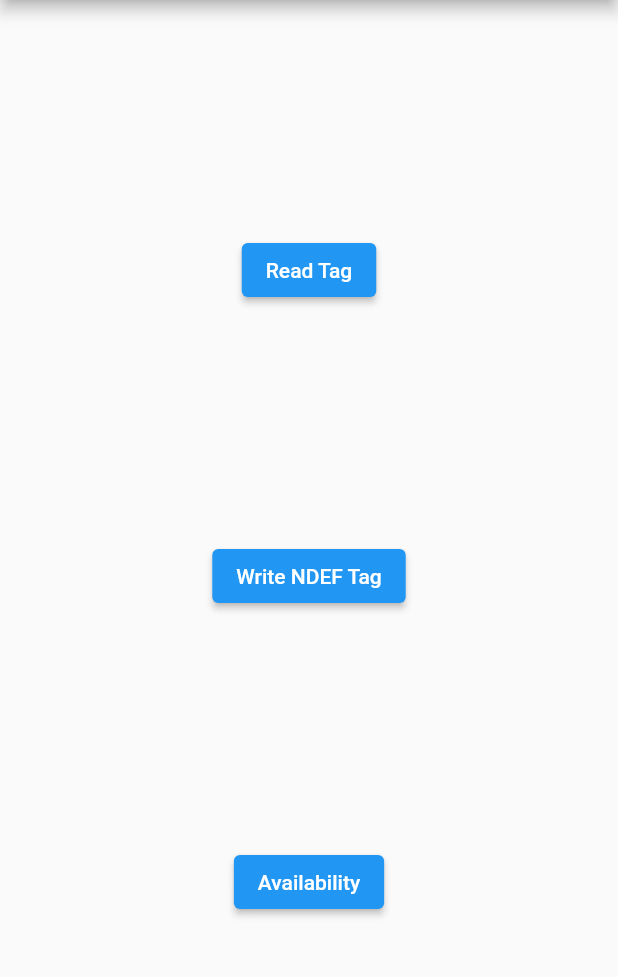
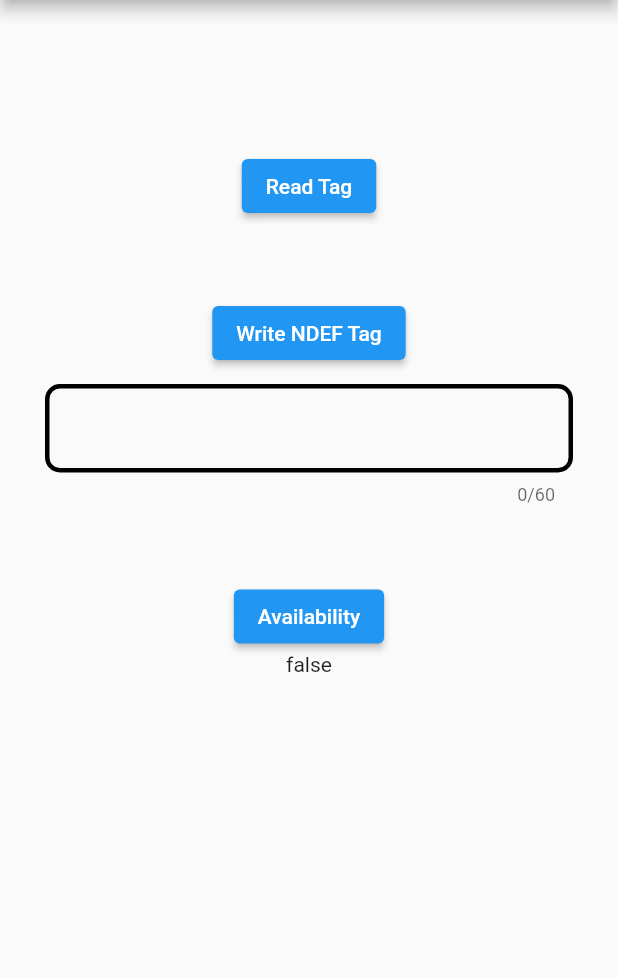
Before and after one commit to somethingdevs/nfc_test, a Flutter app: the screen it shows after launch, after a tap on "Write NDEF Tag", on a phone screen of 412 x 824 dp, the part 84-1061 px from its top. Run offline on Flutter 3.47's test engine with Material 2 defaults, Android fonts, the phone set to English and light mode, and no system bars; missing offline and left inert: nfc_manager.

Commit message:
Update main.dart
almost done

```diff
--- a/lib/main.dart
+++ b/lib/main.dart
@@ -2,6 +2,11 @@ import 'package:flutter/material.dart';
 import 'package:nfc_manager/nfc_manager.dart';
 
 var result;
+var tech;
+String messages = '';
+String ndefPayload = '';
+bool isAvailable = false;
+
 void main() {
   WidgetsFlutterBinding.ensureInitialized();
   runApp(MyApp());
@@ -9,44 +14,50 @@ void main() {
 
 //Availability Check
 Future<void> _available() async {
-  bool isAvailable = await NfcManager.instance.isAvailable();
+  isAvailable = await NfcManager.instance.isAvailable();
   print(isAvailable);
 }
 
 //Reading NDEF Tag
 void _tagRead() {
-  var messages;
   NfcManager.instance.startSession(
     onDiscovered: (tag) async {
-      var tech =
-          tag.data['ndef']['cachedMessage']['records'][0]['payload'].sublist(3);
+      var tech = tag.data['ndef']['cachedMessage']['records'][0]['payload'];
       messages = String.fromCharCodes(tech);
       print(messages);
       NfcManager.instance.stopSession();
+      print(tag.data);
     },
   );
 }
 
 //Write to an NDEF Tag
-void _ndefWrite() async {
+void _ndefWrite(String payload) async {
+  print(payload);
   NfcManager.instance.startSession(
     onDiscovered: (tag) async {
+      print('Tag Discovered!');
       var ndef = Ndef.from(tag);
+      print('Line works fine!');
       if (ndef == null || !ndef.isWritable) {
+        print('Error has occured!');
         result.value = 'Tag is not NDEF writable';
         NfcManager.instance.stopSession(errorMessage: result.value);
         return;
       }
       NdefMessage message = NdefMessage(
         [
-          NdefRecord.createText('joe nuts'),
+          NdefRecord.createText(payload),
         ],
       );
 
       //The actual writing part
       try {
+        print('Going to write now!');
+        print(payload);
+        print(message);
         await ndef.write(message);
-        result.value = 'joe nuts';
+        // result.value = payload;
         NfcManager.instance.stopSession();
         print(message.records.length);
       } catch (e) {
@@ -65,7 +76,6 @@ class MyApp extends StatefulWidget {
 
 class _MyAppState extends State<MyApp> {
   ValueNotifier<dynamic> result = ValueNotifier(null);
-
   @override
   Widget build(BuildContext context) {
     return MaterialApp(
@@ -80,19 +90,66 @@ class _MyAppState extends State<MyApp> {
         ),
         body: Center(
           child: Column(
-            mainAxisAlignment: MainAxisAlignment.spaceEvenly,
+            mainAxisAlignment: MainAxisAlignment.start,
             children: [
+              SizedBox(
+                height: 100,
+              ),
               ElevatedButton(
-                onPressed: _tagRead,
+                onPressed: () {
+                  setState(() {
+                    _tagRead();
+                  });
+                },
                 child: Text('Read Tag'),
               ),
+              messages.isEmpty ? SizedBox() : Text(messages),
+              SizedBox(
+                height: 50,
+              ),
               ElevatedButton(
-                onPressed: _ndefWrite,
+                onPressed: () {
+                  _ndefWrite(ndefPayload);
+                },
                 child: Text('Write NDEF Tag'),
               ),
+              Padding(
+                padding: const EdgeInsets.fromLTRB(30.0, 10.0, 30.0, 0),
+                child: TextField(
+                  decoration: InputDecoration(
+                    enabledBorder: OutlineInputBorder(
+                      borderSide:
+                          const BorderSide(width: 3, color: Colors.black),
+                      borderRadius: BorderRadius.circular(10),
+                    ),
+                    focusedBorder: OutlineInputBorder(
+                        borderSide:
+                            const BorderSide(width: 3, color: Colors.black),
+                        borderRadius: BorderRadius.circular(10)),
+                  ),
+                  maxLength: 60,
+                  onSubmitted: (value) {
+                    setState(() {
+                      ndefPayload = value;
+                      print(ndefPayload);
+                      print('Success!');
+                    });
+                  },
+                ),
+              ),
+              SizedBox(
+                height: 50,
+              ),
               ElevatedButton(
-                onPressed: _available,
+                onPressed: () {
+                  setState(() {
+                    _available();
+                  });
+                },
                 child: Text('Availability'),
+              ),
+              Container(
+                child: Text(isAvailable.toString()),
               ),
             ],
           ),
```
